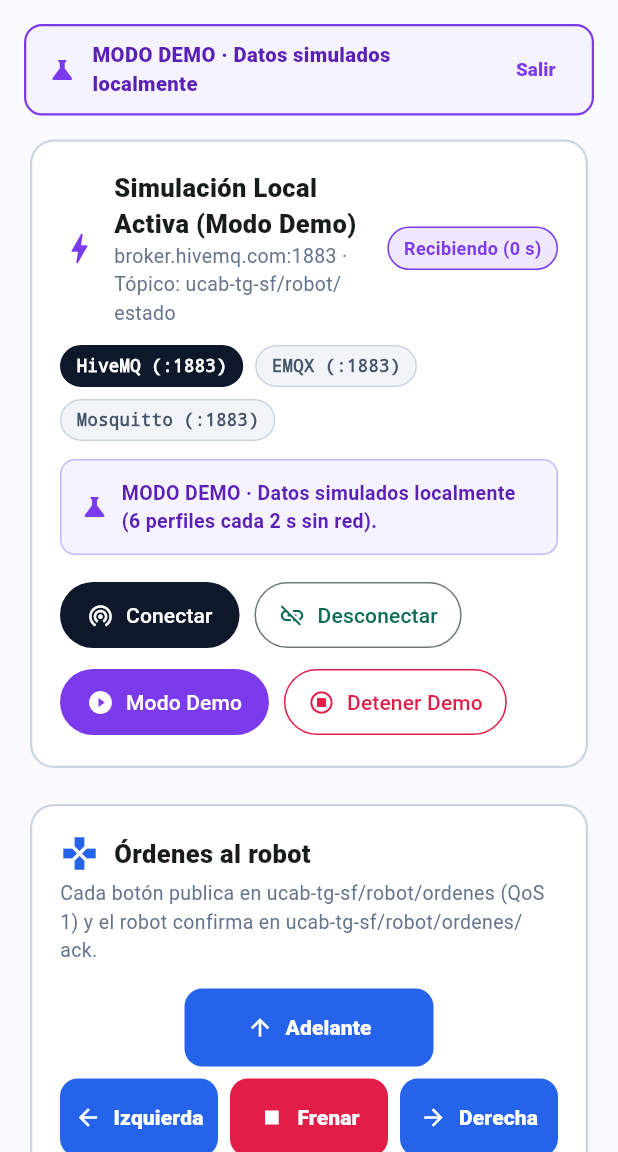
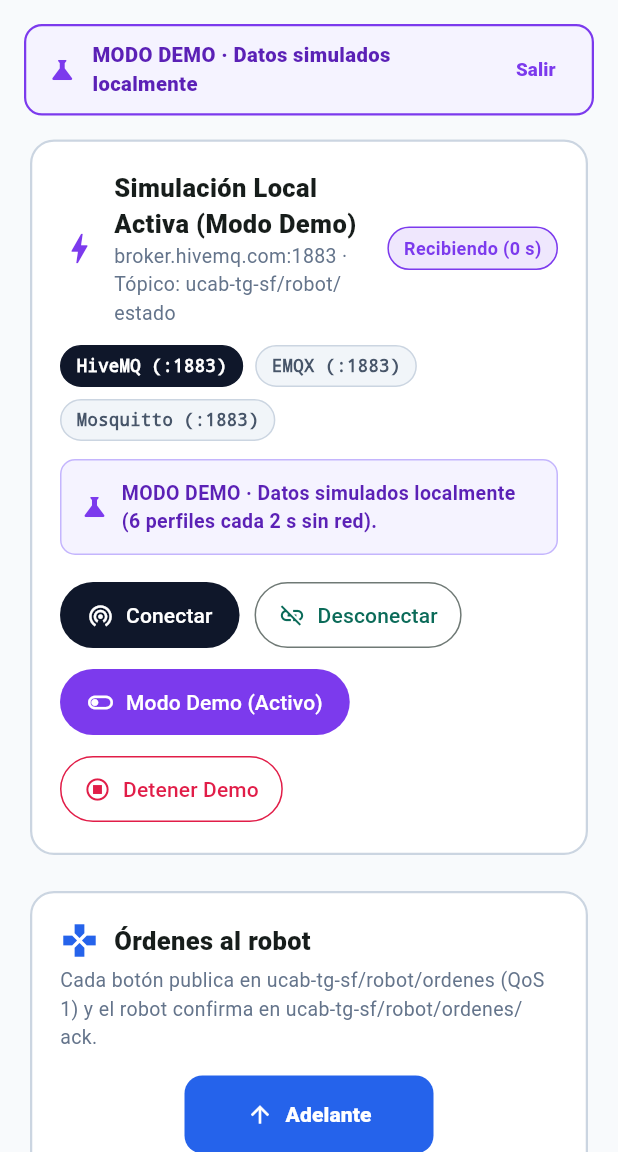
Before and after one commit to ilianavsc/tg-robot-ucab-app, a Flutter app: the screen it shows after launch, after a tap on "Modo Demo", on a phone screen of 412 x 824 dp, the part 84-1236 px from its top. Run offline on Flutter 3.47's test engine with Material 3 defaults, Android fonts, the phone set to English and light mode, and no system bars; missing offline and left inert: mqtt_client.

Commit message:
fix(app): limpia estado y ultrasonidos al salir de Modo Demo

```diff
--- a/lib/core/mqtt/mqtt_service.dart
+++ b/lib/core/mqtt/mqtt_service.dart
@@ -301,13 +301,28 @@ class MqttService extends ChangeNotifier {
     _temporizadorDemo = Timer.periodic(_periodoDemo, (_) => _emitirPasoDemo());
   }
 
-  /// Detiene el Modo Demo. No reconecta: para volver a MQTT, pulsar Conectar.
+  /// Detiene el Modo Demo y limpia por completo los datos simulados de estado,
+  /// ultrasonidos y marcas de tiempo para que la pantalla vuelva de inmediato
+  /// a "Esperando telemetría del robot…".
   void detenerSimulacion() {
     _temporizadorDemo?.cancel();
     _temporizadorDemo = null;
-    if (!_simulando) return;
+    final bool estabaSimulando = _simulando;
     _simulando = false;
-    if (!_descartado) notifyListeners();
+    _pasoDemo = 0;
+    _tDemo = 0;
+    if (estabaSimulando) {
+      _ultimoEstado = null;
+      _ultimoUltrasonido = null;
+      _ultimoMensaje = null;
+      if (_ultimoAck?.simulada ?? false) {
+        _ultimoAck = null;
+        _ultimaOrdenId = null;
+        _ultimoComando = null;
+        _ordenes.clear();
+      }
+      if (!_descartado) notifyListeners();
+    }
   }
 
   @override
--- a/lib/features/telemetria/telemetria_screen.dart
+++ b/lib/features/telemetria/telemetria_screen.dart
@@ -419,7 +419,9 @@ class _TarjetaConexionYControles extends StatelessWidget {
                   label: const Text('Desconectar'),
                 ),
                 FilledButton.icon(
-                  onPressed: servicio.iniciarSimulacion,
+                  onPressed: servicio.simulando
+                      ? servicio.detenerSimulacion
+                      : servicio.iniciarSimulacion,
                   style: FilledButton.styleFrom(
                     backgroundColor: TelemetriaScreen._violetaDemo,
                     foregroundColor: Colors.white,
@@ -428,8 +430,15 @@ class _TarjetaConexionYControles extends StatelessWidget {
                       vertical: 12,
                     ),
                   ),
-                  icon: const Icon(Icons.play_circle_fill, size: 18),
-                  label: const Text('Modo Demo'),
+                  icon: Icon(
+                    servicio.simulando
+                        ? Icons.toggle_off_outlined
+                        : Icons.play_circle_fill,
+                    size: 18,
+                  ),
+                  label: Text(
+                    servicio.simulando ? 'Modo Demo (Activo)' : 'Modo Demo',
+                  ),
                 ),
                 if (servicio.simulando)
                   OutlinedButton.icon(
```
